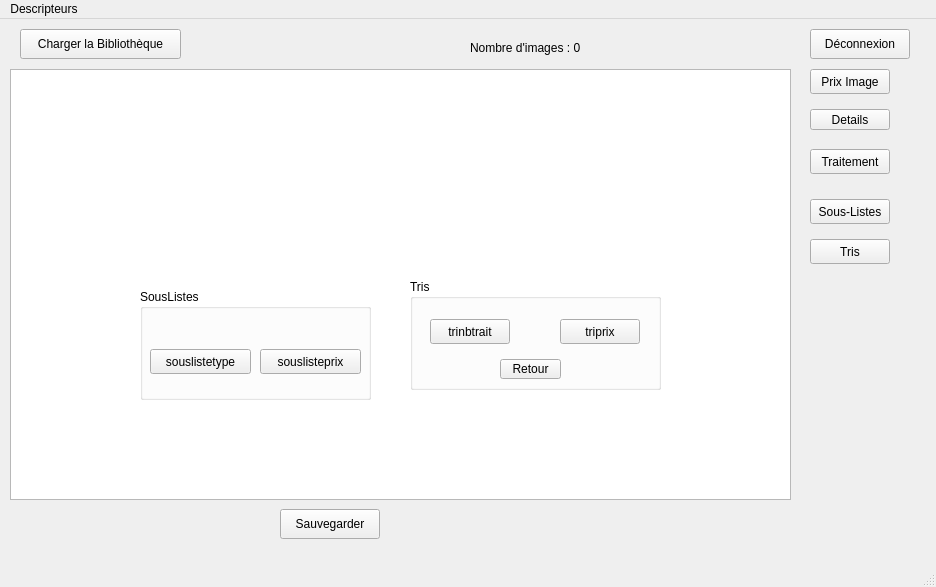
TomAuclin/PROJETC_LMLTM, file Descripteurs/tessst/bibliowindow.ui: the form before one commit.
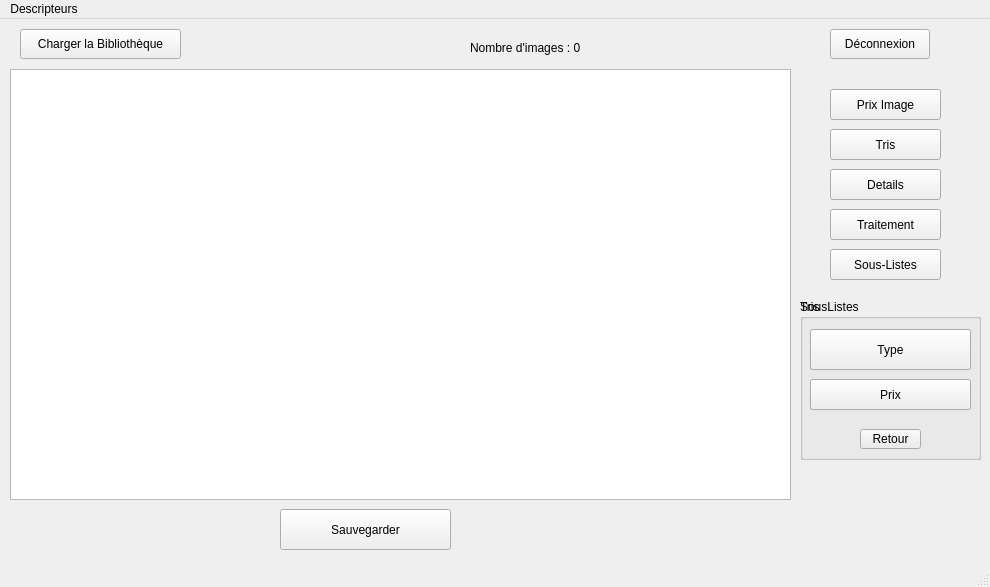
The form after the commit.

Patch:
```diff
--- a/Descripteurs/tessst/bibliowindow.ui
+++ b/Descripteurs/tessst/bibliowindow.ui
@@ -6,7 +6,7 @@
    <rect>
     <x>0</x>
     <y>0</y>
-    <width>936</width>
+    <width>990</width>
     <height>587</height>
    </rect>
   </property>
@@ -32,8 +32,8 @@
      <rect>
       <x>280</x>
       <y>490</y>
-      <width>100</width>
-      <height>30</height>
+      <width>171</width>
+      <height>41</height>
      </rect>
     </property>
     <property name="text">
@@ -43,10 +43,10 @@
    <widget class="QPushButton" name="DetailsButton">
     <property name="geometry">
      <rect>
-      <x>810</x>
-      <y>90</y>
-      <width>80</width>
-      <height>21</height>
+      <x>830</x>
+      <y>150</y>
+      <width>111</width>
+      <height>31</height>
      </rect>
     </property>
     <property name="text">
@@ -66,10 +66,10 @@
    <widget class="QPushButton" name="TraitementButton">
     <property name="geometry">
      <rect>
-      <x>810</x>
-      <y>130</y>
-      <width>80</width>
-      <height>25</height>
+      <x>830</x>
+      <y>190</y>
+      <width>111</width>
+      <height>31</height>
      </rect>
     </property>
     <property name="text">
@@ -79,10 +79,10 @@
    <widget class="QPushButton" name="pushButtonRechercherp">
     <property name="geometry">
      <rect>
-      <x>810</x>
-      <y>50</y>
-      <width>80</width>
-      <height>25</height>
+      <x>830</x>
+      <y>70</y>
+      <width>111</width>
+      <height>31</height>
      </rect>
     </property>
     <property name="text">
@@ -92,7 +92,7 @@
    <widget class="QPushButton" name="Deco">
     <property name="geometry">
      <rect>
-      <x>810</x>
+      <x>830</x>
       <y>10</y>
       <width>100</width>
       <height>30</height>
@@ -115,52 +115,13 @@
      <string>Nombre d'images : 0</string>
     </property>
    </widget>
-   <widget class="QGroupBox" name="SousListes">
-    <property name="geometry">
-     <rect>
-      <x>140</x>
-      <y>270</y>
-      <width>231</width>
-      <height>111</height>
-     </rect>
-    </property>
-    <property name="title">
-     <string>SousListes</string>
-    </property>
-    <widget class="QPushButton" name="souslistetype">
-     <property name="geometry">
-      <rect>
-       <x>10</x>
-       <y>60</y>
-       <width>101</width>
-       <height>25</height>
-      </rect>
-     </property>
-     <property name="text">
-      <string>souslistetype</string>
-     </property>
-    </widget>
-    <widget class="QPushButton" name="pushButtonSousListePrix">
-     <property name="geometry">
-      <rect>
-       <x>120</x>
-       <y>60</y>
-       <width>101</width>
-       <height>25</height>
-      </rect>
-     </property>
-     <property name="text">
-      <string>souslisteprix</string>
-     </property>
-    </widget>
-   </widget>
    <widget class="QGroupBox" name="Tris">
     <property name="geometry">
      <rect>
-      <x>410</x>
-      <y>260</y>
-      <width>251</width>
-      <height>111</height>
+      <x>800</x>
+      <y>280</y>
+      <width>181</width>
+      <height>161</height>
      </rect>
     </property>
     <property name="title">
@@ -169,34 +130,34 @@
     <widget class="QPushButton" name="trinbtraitements">
      <property name="geometry">
       <rect>
-       <x>20</x>
-       <y>40</y>
-       <width>80</width>
-       <height>25</height>
+       <x>10</x>
+       <y>30</y>
+       <width>161</width>
+       <height>41</height>
       </rect>
      </property>
      <property name="text">
-      <string>trinbtrait</string>
+      <string>Nombre de Traitement</string>
      </property>
     </widget>
     <widget class="QPushButton" name="triprix">
      <property name="geometry">
       <rect>
-       <x>150</x>
-       <y>40</y>
-       <width>80</width>
-       <height>25</height>
-      </rect>
-     </property>
-     <property name="text">
-      <string>triprix</string>
-     </property>
-    </widget>
-    <widget class="QPushButton" name="Retourbutton">
-     <property name="geometry">
-      <rect>
-       <x>90</x>
+       <x>10</x>
        <y>80</y>
+       <width>161</width>
+       <height>31</height>
+      </rect>
+     </property>
+     <property name="text">
+      <string>Prix</string>
+     </property>
+    </widget>
+    <widget class="QPushButton" name="Retourbutton">
+     <property name="geometry">
+      <rect>
+       <x>60</x>
+       <y>130</y>
        <width>61</width>
        <height>20</height>
       </rect>
@@ -205,14 +166,53 @@
       <string>Retour</string>
      </property>
     </widget>
+    <widget class="QGroupBox" name="SousListes">
+     <property name="geometry">
+      <rect>
+       <x>0</x>
+       <y>0</y>
+       <width>181</width>
+       <height>161</height>
+      </rect>
+     </property>
+     <property name="title">
+      <string>SousListes</string>
+     </property>
+     <widget class="QPushButton" name="souslistetype">
+      <property name="geometry">
+       <rect>
+        <x>10</x>
+        <y>30</y>
+        <width>161</width>
+        <height>41</height>
+       </rect>
+      </property>
+      <property name="text">
+       <string>Type</string>
+      </property>
+     </widget>
+     <widget class="QPushButton" name="pushButtonSousListePrix">
+      <property name="geometry">
+       <rect>
+        <x>10</x>
+        <y>80</y>
+        <width>161</width>
+        <height>31</height>
+       </rect>
+      </property>
+      <property name="text">
+       <string>Prix</string>
+      </property>
+     </widget>
+    </widget>
    </widget>
    <widget class="QPushButton" name="SousListesButton">
     <property name="geometry">
      <rect>
-      <x>810</x>
-      <y>180</y>
-      <width>80</width>
-      <height>25</height>
+      <x>830</x>
+      <y>230</y>
+      <width>111</width>
+      <height>31</height>
      </rect>
     </property>
     <property name="text">
@@ -222,10 +222,10 @@
    <widget class="QPushButton" name="Trisbutton">
     <property name="geometry">
      <rect>
-      <x>810</x>
-      <y>220</y>
-      <width>80</width>
-      <height>25</height>
+      <x>830</x>
+      <y>110</y>
+      <width>111</width>
+      <height>31</height>
      </rect>
     </property>
     <property name="text">
@@ -238,7 +238,7 @@
     <rect>
      <x>0</x>
      <y>0</y>
-     <width>936</width>
+     <width>990</width>
      <height>22</height>
     </rect>
    </property>
```
